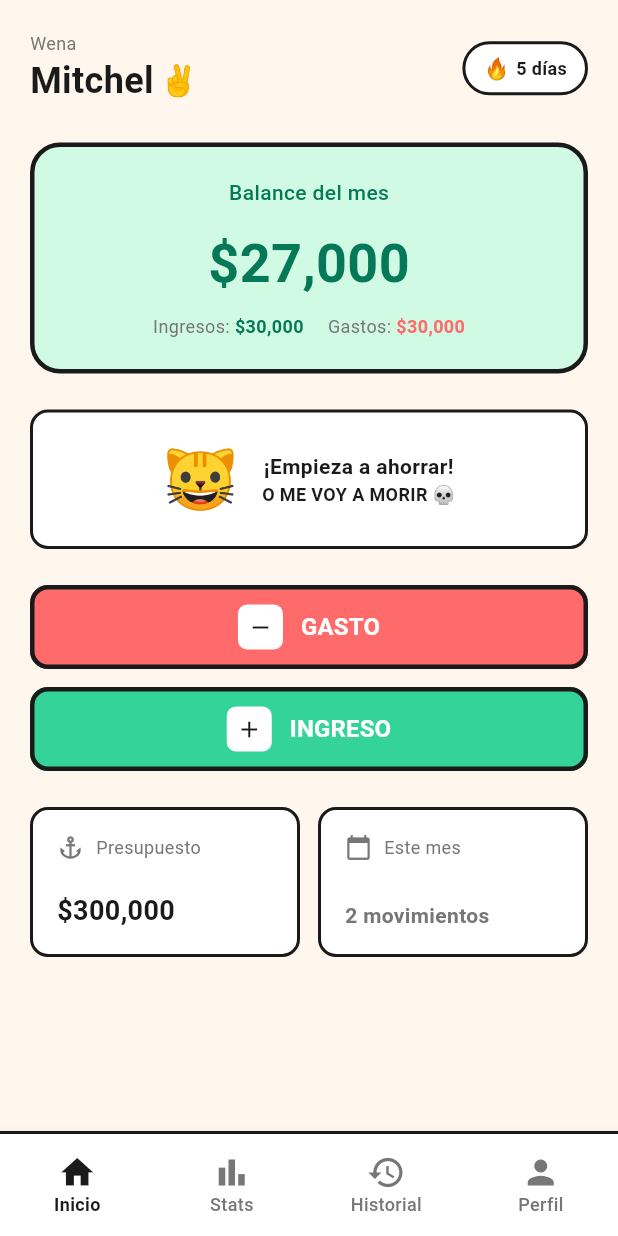
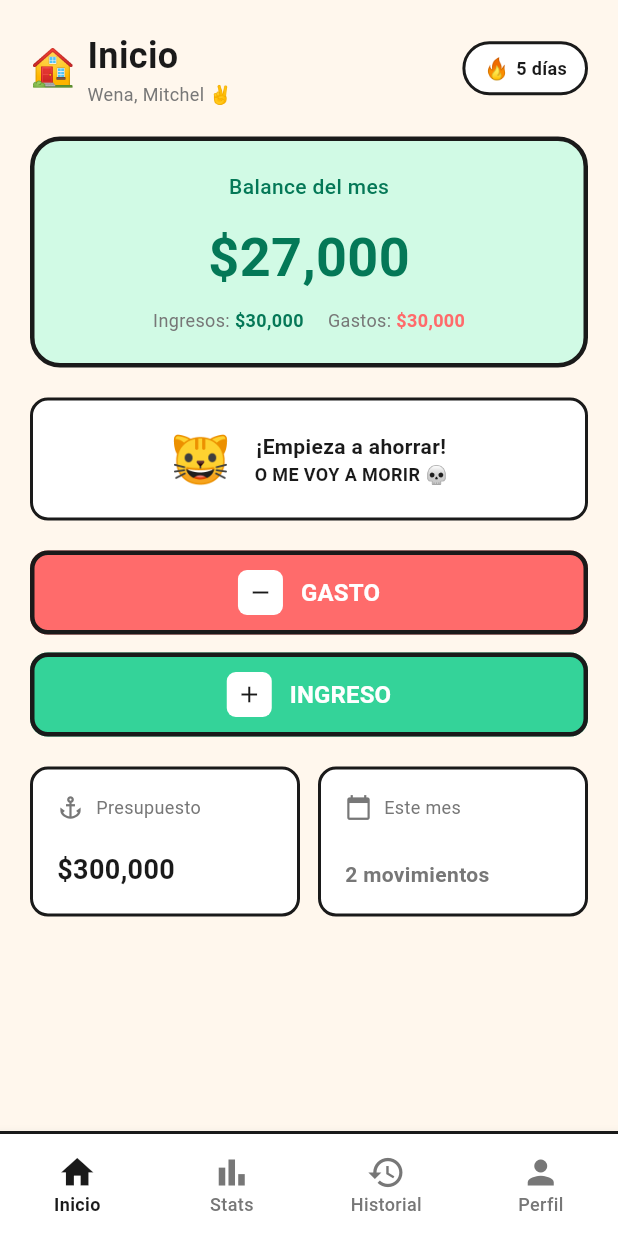
Before and after one commit to michifeli/miauni, a Flutter app: the screen it shows after launch, on a phone screen of 412 x 824 dp. Run offline on Flutter 3.47's test engine with Material 3 defaults, Android fonts, the phone set to English and light mode, and no system bars.

Commit message:
feat(home): add streak indicator to header and integrate history screen

```diff
--- a/lib/screens/home_screen.dart
+++ b/lib/screens/home_screen.dart
@@ -5,6 +5,7 @@ import '../widgets/balance_card.dart';
 import '../widgets/action_button.dart';
 import '../widgets/budget_card.dart';
 import 'stats_screen.dart';
+import 'history_screen.dart';
 
 class HomeScreen extends StatefulWidget {
   const HomeScreen({super.key});
@@ -23,7 +24,7 @@ class _HomeScreenState extends State<HomeScreen> {
       case 1:
         return const StatsScreen();
       case 2:
-        return _buildPlaceholderScreen('Historial', '📋');
+        return const HistoryScreen();
       case 3:
         return _buildPlaceholderScreen('Perfil', '👤');
       default:
@@ -52,7 +53,8 @@ class _HomeScreenState extends State<HomeScreen> {
   }
 
   Widget _buildHomeContent() {
-    return Padding(
+    return SingleChildScrollView(
+      child: Padding(
         padding: const EdgeInsets.all(20.0),
         child: Column(
           crossAxisAlignment: CrossAxisAlignment.start,
@@ -61,20 +63,20 @@ class _HomeScreenState extends State<HomeScreen> {
             Row(
               mainAxisAlignment: MainAxisAlignment.spaceBetween,
               children: [
+                Row(
+                  children: [
+                    const Text('🏠', style: TextStyle(fontSize: 24)),
+                    const SizedBox(width: 8),
                     Column(
                       crossAxisAlignment: CrossAxisAlignment.start,
                       children: [
+                        Text('Inicio', style: AppTextStyles.heading2),
                         Text(
-                    'Wena',
+                          'Wena, Mitchel ✌️',
                           style: AppTextStyles.caption.copyWith(
                             color: AppColors.textSecondary,
                           ),
                         ),
-                  Row(
-                    children: [
-                      Text('Mitchel', style: AppTextStyles.heading2),
-                      const SizedBox(width: 4),
-                      const Text('✌️', style: TextStyle(fontSize: 20)),
                       ],
                     ),
                   ],
@@ -105,11 +107,11 @@ class _HomeScreenState extends State<HomeScreen> {
                 ),
               ],
             ),
-          const SizedBox(height: 24),
+            const SizedBox(height: 20),
 
             // Balance Card
             const BalanceCard(balance: 27000, income: 30000, expense: 30000),
-          const SizedBox(height: 24),
+            const SizedBox(height: 20),
 
             // Pixel Cat Message
             Container(
@@ -123,7 +125,7 @@ class _HomeScreenState extends State<HomeScreen> {
                 mainAxisAlignment: MainAxisAlignment.center,
                 children: [
                   // Pixel cat emoji sin fondo
-                const Text('🐱', style: TextStyle(fontSize: 40)),
+                  const Text('🐱', style: TextStyle(fontSize: 32)),
                   const SizedBox(width: 16),
                   Column(
                     crossAxisAlignment: CrossAxisAlignment.center,
@@ -147,7 +149,7 @@ class _HomeScreenState extends State<HomeScreen> {
                 ],
               ),
             ),
-          const SizedBox(height: 24),
+            const SizedBox(height: 20),
 
             // Action Buttons
             ActionButton(
@@ -167,7 +169,7 @@ class _HomeScreenState extends State<HomeScreen> {
                 // TODO: Implementar navegación a agregar ingreso
               },
             ),
-          const SizedBox(height: 24),
+            const SizedBox(height: 20),
 
             // Budget Cards
             Row(
@@ -186,6 +188,7 @@ class _HomeScreenState extends State<HomeScreen> {
               ],
             ),
           ],
+        ),
       ),
     );
   }
```
Lines whose indentation alone changed are shown as unchanged.
